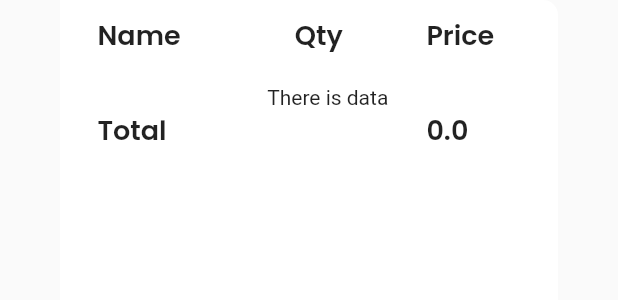
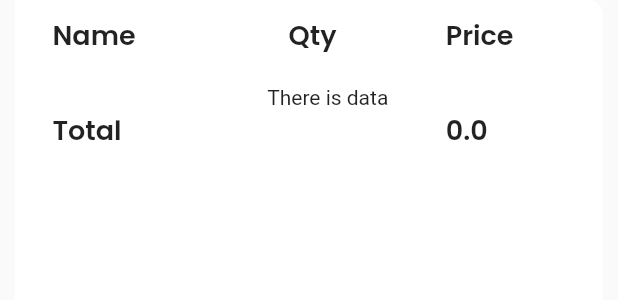
Before and after one commit to Fiston-pro/MyFoodz, a Flutter app: the PastPurchases widget shown alone on an empty page, opened directly with empty values, on a phone screen of 412 x 824 dp. Shown: the top 300 px of the screen. Run offline on Flutter 3.47's test engine with Material 2 defaults, Android fonts, the light colour scheme and no system bars; our stand-ins replace animated_splash_screen, cloud_firestore, firebase_auth, firebase_core, fl_chart, flutter_login and 2 more; missing offline and left inert: flutter_rounded_date_picker; accounts and stored records are empty.

Commit message:
Changed the margin in pastpurchase widget to display data neatly on home page

```diff
--- a/lib/Widgets/PastPurchases.dart
+++ b/lib/Widgets/PastPurchases.dart
@@ -29,7 +29,7 @@ class _PastPurchasesState extends State<PastPurchases> {
   @override
   Widget build(BuildContext context) {
     return Container(
-      margin: EdgeInsets.fromLTRB(40, 0, 40, 10),
+      margin: EdgeInsets.fromLTRB(10, 0, 10, 10),
       padding: EdgeInsets.fromLTRB(25, 10, 0, 10),
       decoration: BoxDecoration(color: Colors.white,borderRadius: BorderRadius.only(topRight: Radius.circular(10),bottomLeft: Radius.circular(10))),
       child: Expanded(
```
